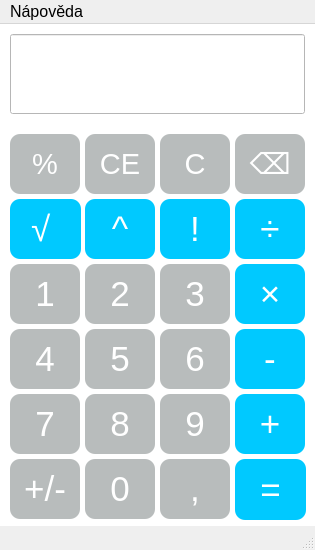
Before: the Qt Designer form window.ui in Petr-Szczurek/IVS_projekt, drawn with Qt 5.
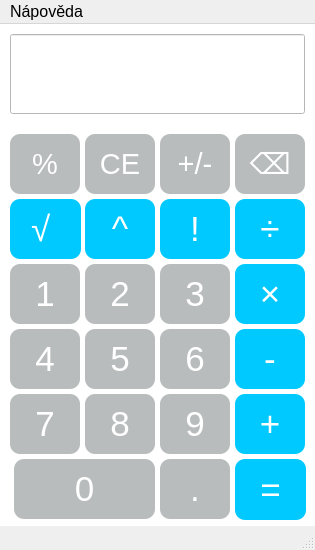
After: the same form once the commit is applied. Icons and pictures are not drawn.

Commit message: vylepsene GUI - vstupy z klavesnice

The edit to the form file:
```diff
--- a/window.ui
+++ b/window.ui
@@ -401,9 +401,9 @@
    <widget class="QPushButton" name="button0">
     <property name="geometry">
      <rect>
-      <x>85</x>
+      <x>14</x>
       <y>435</y>
-      <width>70</width>
+      <width>141</width>
       <height>60</height>
      </rect>
     </property>
@@ -494,7 +494,7 @@
 </string>
     </property>
     <property name="text">
-     <string>C</string>
+     <string>+/-</string>
     </property>
    </widget>
    <widget class="QPushButton" name="CE">
@@ -797,42 +797,10 @@
 </string>
     </property>
     <property name="text">
-     <string>,</string>
+     <string>.</string>
     </property>
-   </widget>
-   <widget class="QPushButton" name="plusMinus">
-    <property name="geometry">
-     <rect>
-      <x>10</x>
-      <y>435</y>
-      <width>70</width>
-      <height>60</height>
-     </rect>
-    </property>
-    <property name="font">
-     <font>
-      <family>Arial</family>
-      <pointsize>26</pointsize>
-      <bold>false</bold>
-     </font>
-    </property>
-    <property name="styleSheet">
-     <string notr="true">QPushButton{
-    background-color: rgb(184, 188, 188);
-    color: white;
-    border-radius: 10%;
-}
-
-QPushButton:pressed{
-    background-color: rgb(208, 212, 212);
-    color: white;
-    padding: 5px; 
-}
-
-</string>
-    </property>
-    <property name="text">
-     <string>+/-</string>
+    <property name="shortcut">
+     <string>.</string>
     </property>
    </widget>
    <widget class="QPushButton" name="factorial">
```
Left out of the diff: 62 changed lines with no effect on the pictures. The commit also changes 3 other files.
